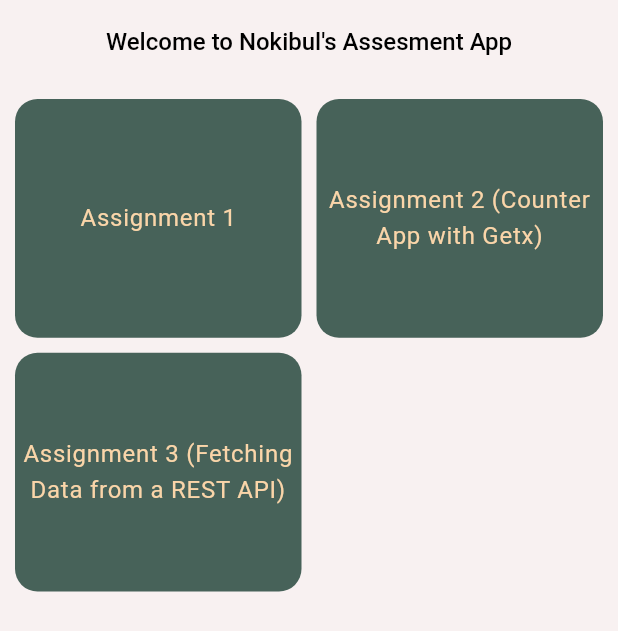
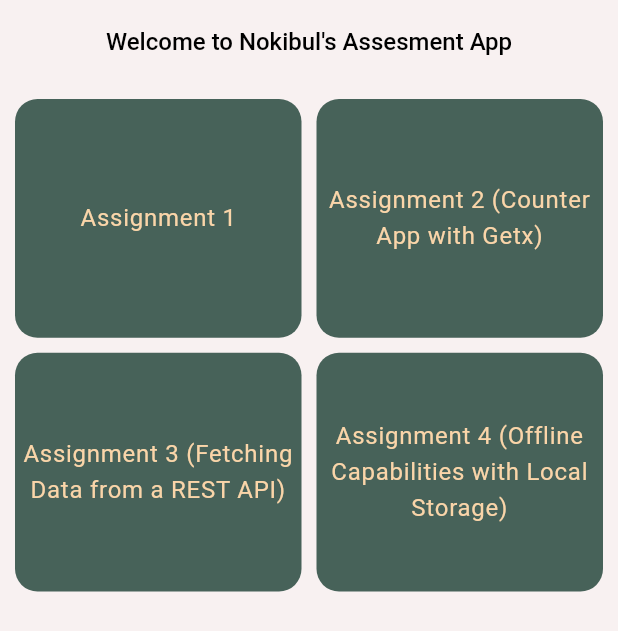
Before and after one commit to nokibul82/remote_kitchen_assesment, a Flutter app: the screen it shows after launch, on a phone screen of 412 x 824 dp. Shown: the top 631 px of the screen. Run offline on Flutter 3.47's test engine with Material 3 defaults, Android fonts, the phone set to English and light mode, and no system bars; our stand-ins replace dio, get, hive; accounts and stored records are empty.

```diff
--- a/lib/views/screens/home_screen.dart
+++ b/lib/views/screens/home_screen.dart
@@ -1,5 +1,7 @@
 import 'package:flutter/material.dart';
-import 'package:remote_kitchen_assesment/views/screens/counter_screen.dart';
+
+import 'counter_screen.dart';
+import 'post_screen.dart';
 import 'basic_screen.dart';
 import '../../core/app_color.dart';
 import 'todo_screen.dart';
@@ -101,6 +103,30 @@ class HomeScreen extends StatelessWidget {
                       )),
                     ),
                   ),
+                  InkWell(
+                    onTap: () {
+                      Navigator.push(
+                          context,
+                          MaterialPageRoute(
+                            builder: (context) => const PostScreen(),
+                          ));
+                    },
+                    child: Container(
+                      padding: const EdgeInsets.all(3),
+                      decoration: BoxDecoration(
+                          color: AppColor.primary,
+                          borderRadius: BorderRadius.circular(15)),
+                      child: Center(
+                          child: Text(
+                        "Assignment 4 (Offline Capabilities with Local Storage)",
+                        textAlign: TextAlign.center,
+                        style: Theme.of(context)
+                            .textTheme
+                            .bodyLarge
+                            ?.copyWith(color: AppColor.secondary),
+                      )),
+                    ),
+                  ),
                 ],
               ),
             ),
--- a/pubspec.yaml
+++ b/pubspec.yaml
@@ -37,11 +37,14 @@ dependencies:
   cupertino_icons: ^1.0.6
   get: ^4.6.6
   dio: ^5.4.3+1
+  hive: ^2.2.3
+  hive_flutter: ^1.1.0
 
 dev_dependencies:
   flutter_test:
     sdk: flutter
-
+  hive_generator: ^2.0.1
+  build_runner: ^2.4.9
   # The "flutter_lints" package below contains a set of recommended lints to
   # encourage good coding practices. The lint set provided by the package is
   # activated in the `analysis_options.yaml` file located at the root of your
```
Also changed, not shown: lib/controllers/post_controller.dart (added, +49 -0 lines), lib/models/post_model.dart (added, +34 -0 lines), lib/views/screens/post_screen.dart (added, +54 -0 lines), lib/views/widgets/post_item_widget.dart (added, +15 -0 lines), pubspec.lock.
